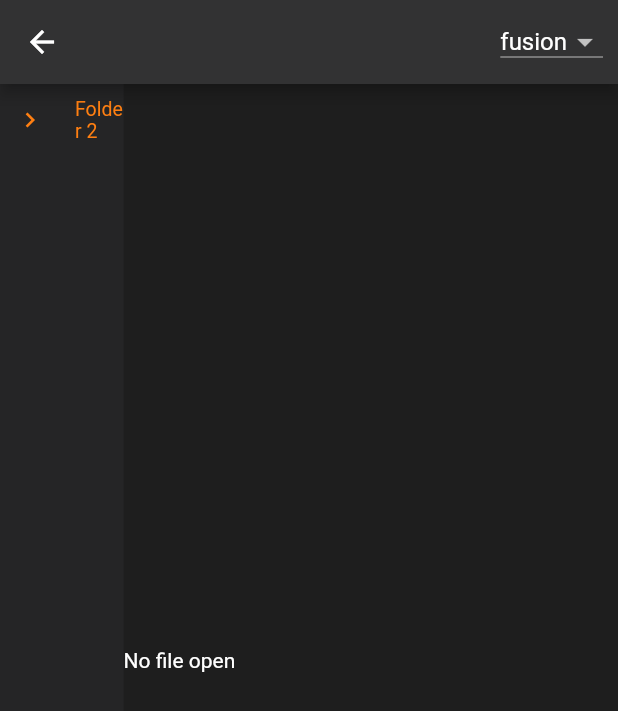
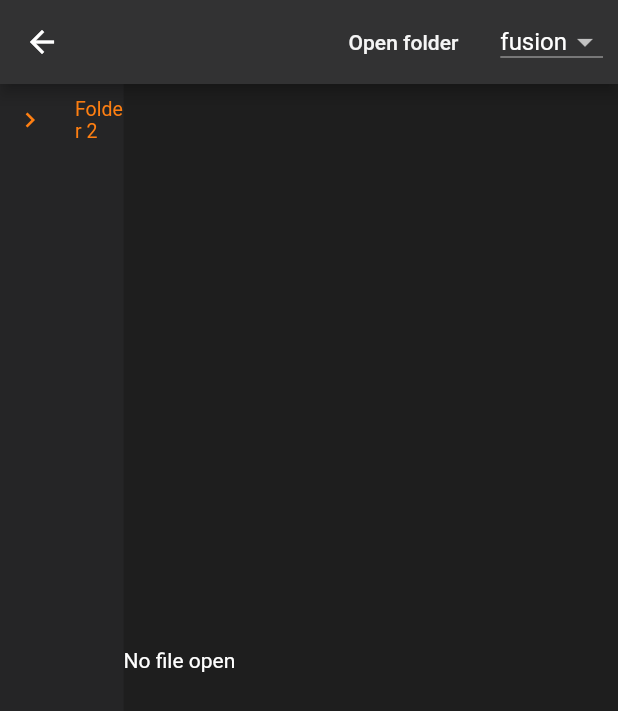
Before and after one commit to barboraplasovska/jaguar, a Flutter app: the CodeEditorPage screen opened directly, on a phone screen of 412 x 824 dp. Shown: the top 711 px of the screen. Run offline on Flutter 3.47's test engine with Material 2 defaults, Android fonts, the phone set to English and light mode, and no system bars.

Commit message:
feat: app bar is its own component + added button to open new project

```diff
--- /dev/null
+++ b/lib/components/editor_app_bar/editor_app_bar.dart
@@ -0,0 +1,53 @@
+import 'package:flutter/material.dart';
+import 'package:provider/provider.dart';
+
+import '../../themes/theme_switcher.dart';
+
+class EditorAppBar extends StatelessWidget implements PreferredSizeWidget {
+  const EditorAppBar({super.key});
+
+  @override
+  Size get preferredSize => const Size.fromHeight(kToolbarHeight);
+
+  @override
+  Widget build(BuildContext context) {
+    final themeSwitcher = Provider.of<ThemeSwitcher>(context);
+
+    return AppBar(
+      backgroundColor: Theme.of(context).colorScheme.onBackground,
+      actions: [
+        Padding(
+          padding: const EdgeInsets.all(10),
+          child: TextButton(
+            onPressed: () => {
+              // FIXME: #13 open the folder and save the new project
+            },
+            child: Text(
+              'Open folder',
+              style: TextStyle(
+                color: Theme.of(context).colorScheme.onPrimaryContainer,
+              ),
+            ),
+          ),
+        ),
+        Padding(
+          padding: const EdgeInsets.all(10),
+          child: DropdownButton<AppTheme>(
+            value: themeSwitcher.currentThemeOption,
+            onChanged: (AppTheme? theme) {
+              if (theme != null) {
+                themeSwitcher.switchTheme(theme);
+              }
+            },
+            items: AppTheme.values.map((theme) {
+              return DropdownMenuItem<AppTheme>(
+                value: theme,
+                child: Text(theme.toString().split('.').last),
+              );
+            }).toList(),
+          ),
+        ),
+      ],
+    );
+  }
+}
--- a/lib/pages/code_editor/code_editor_page.dart
+++ b/lib/pages/code_editor/code_editor_page.dart
@@ -6,6 +6,7 @@ import 'package:provider/provider.dart';
 
 import '../../backend/domains/entity/node/node.dart';
 import '../../backend/domains/entity/node_interface.dart';
+import '../../components/editor_app_bar/editor_app_bar.dart';
 import '../../components/file_detail/file_detail.dart';
 import '../../components/file_tree/file_provider.dart';
 import '../../themes/theme_switcher.dart';
@@ -48,30 +49,7 @@ class _CodeEditorPageState extends State<CodeEditorPage> {
       ],
       child: Scaffold(
         backgroundColor: Theme.of(context).colorScheme.background,
-        appBar: AppBar(
-          backgroundColor: Theme.of(context).colorScheme.onBackground,
-          actions: [
-            Padding(
-              padding: const EdgeInsets.all(10),
-              child: DropdownButton<AppTheme>(
-                value: themeSwitcher.currentThemeOption,
-                onChanged: (AppTheme? theme) {
-                  if (theme != null) {
-                    setState(() {
-                      themeSwitcher.switchTheme(theme);
-                    });
-                  }
-                },
-                items: AppTheme.values.map((theme) {
-                  return DropdownMenuItem<AppTheme>(
-                    value: theme,
-                    child: Text(theme.toString().split('.').last),
-                  );
-                }).toList(),
-              ),
-            ),
-          ],
-        ),
+        appBar: const EditorAppBar(),
         body: Row(
           children: [
             Expanded(
--- a/lib/themes/fusion_theme.dart
+++ b/lib/themes/fusion_theme.dart
@@ -16,6 +16,7 @@ ThemeData _fusionTheme() {
       background: const Color(0xFF1E1E1E),
       onBackground: const Color(0xFF323233),
       primaryContainer: const Color(0xFF252526),
+      onPrimaryContainer: const Color(0xFFF5F5F5),
     ),
   );
 }
--- a/lib/themes/java_theme.dart
+++ b/lib/themes/java_theme.dart
@@ -16,6 +16,7 @@ ThemeData _javaTheme() {
       background: const Color(0xFF1E1E1E),
       onBackground: const Color(0xFF323233),
       primaryContainer: const Color(0xFF252526),
+      onPrimaryContainer: const Color(0xFFF5F5F5),
     ),
   );
 }
--- a/lib/themes/tiger_theme.dart
+++ b/lib/themes/tiger_theme.dart
@@ -15,6 +15,7 @@ ThemeData _tigerTheme() {
       background: const Color(0xFF1E1E1E),
       onBackground: const Color(0xFF323233),
       primaryContainer: const Color(0xFF252526),
+      onPrimaryContainer: const Color(0xFFF5F5F5),
     ),
   );
 }
```
